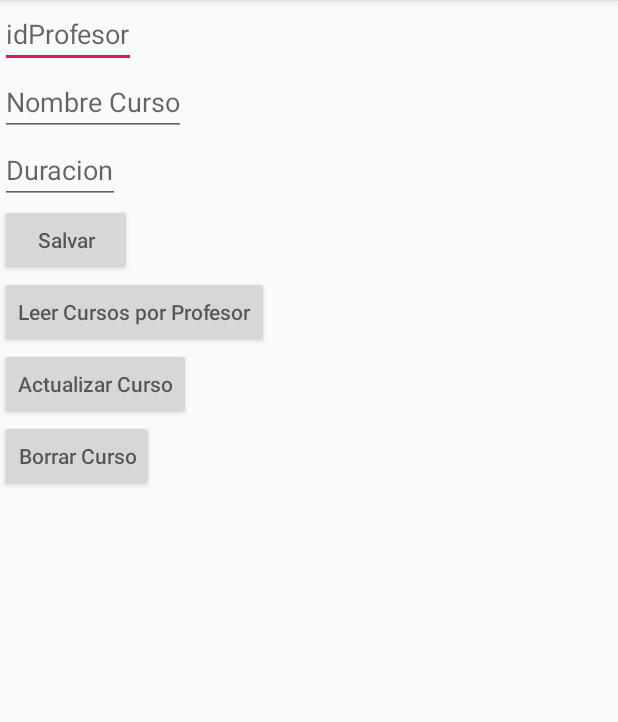
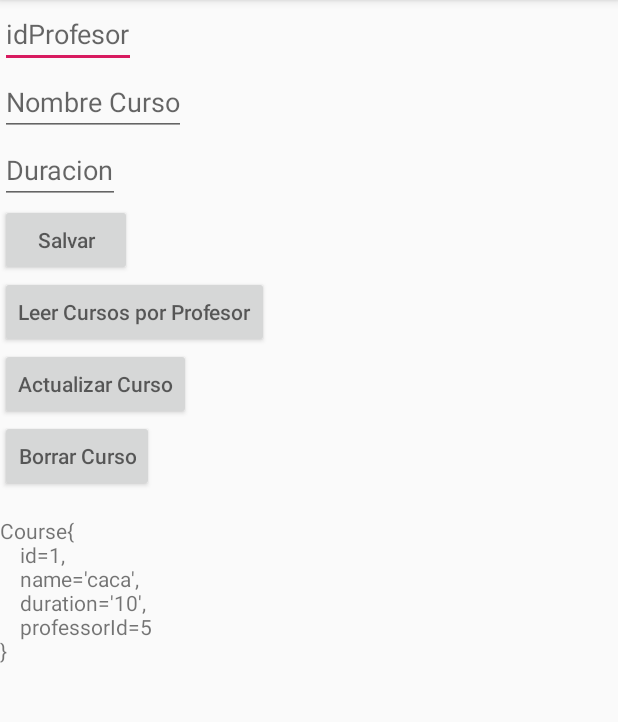
Before and after one commit to RafaelSMartin/RoomUdemy, an Android app: the CourseActivity screen opened directly, with no data from a screen before it, after a tap on an icon or button, on a phone screen of 412 x 824 dp, the part 84-806 px from its top. Run offline under Robolectric (Android 15) with nearby library versions, the phone set to English and light mode, and no system bars; our stand-ins replace Room's generated code.

Commit message:
Last commit

```diff
--- a/app/src/main/java/com/rsmartin/roomudemy/db/entity/Course.java
+++ b/app/src/main/java/com/rsmartin/roomudemy/db/entity/Course.java
@@ -69,4 +69,14 @@ public class Course {
     public void setProfessorId(int professorId) {
         this.professorId = professorId;
     }
+
+    @Override
+    public String toString() {
+        return "\n" + "Course{" + "\n" +
+                "\t" + "id=" + id + "," + "\n" +
+                "\t" + "name='" + name + '\'' + "," + "\n" +
+                "\t" + "duration='" + duration + '\'' + "," + "\n" +
+                "\t" + "professorId=" + professorId + "\n" +
+                '}';
+    }
 }
--- a/app/src/main/java/com/rsmartin/roomudemy/ui/CourseActivity.java
+++ b/app/src/main/java/com/rsmartin/roomudemy/ui/CourseActivity.java
@@ -7,6 +7,7 @@ import android.util.Log;
 import android.view.View;
 import android.widget.Button;
 import android.widget.EditText;
+import android.widget.TextView;
 
 import com.rsmartin.roomudemy.R;
 import com.rsmartin.roomudemy.db.database.AppDB;
@@ -54,9 +55,8 @@ public class CourseActivity extends AppCompatActivity {
             @Override
             public void onClick(View view) {
                 courses = AppDB.getAppDB(getApplicationContext()).courseDAO().findCoursesForProfessor(Integer.parseInt(etIdProfesor.getText().toString()));
-                for(Course course : courses) {
-                    Log.d("TAG", "id: " + course.getId() + " Nombre: " + course.getName() + " Duration: " + course.getDuration() + " IdProfesor: " + course.getProfessorId());
-                }
+
+                showResult(courses);
             }
         });
 
@@ -70,6 +70,8 @@ public class CourseActivity extends AppCompatActivity {
                 course.setProfessorId(5);
 
                 AppDB.getAppDB(getApplicationContext()).courseDAO().updateCourseById(course);
+
+                showResultUnit(course);
             }
         });
 
@@ -83,4 +85,24 @@ public class CourseActivity extends AppCompatActivity {
         });
 
     }
+
+    private void showResultUnit(Course course){
+        TextView tv = findViewById(R.id.result);
+        String aux = "";
+
+        Log.d("TAG", "id: " + course.getId() + " Nombre: " + course.getName() + " Duration: " + course.getDuration() + " IdProfesor: " + course.getProfessorId());
+        aux = course.toString();
+        tv.setText(aux);
+    }
+
+    private void showResult(List<Course> courses){
+        TextView tv = findViewById(R.id.result);
+        String aux = "";
+
+        for(Course course : courses) {
+            Log.d("TAG", "id: " + course.getId() + " Nombre: " + course.getName() + " Duration: " + course.getDuration() + " IdProfesor: " + course.getProfessorId());
+            aux += course.toString();
+            tv.setText(aux);
+        }
+    }
 }
--- a/app/src/main/res/layout/activity_course.xml
+++ b/app/src/main/res/layout/activity_course.xml
@@ -49,4 +49,9 @@
         android:layout_width="wrap_content"
         android:layout_height="wrap_content" />
 
+    <TextView
+        android:id="@+id/result"
+        android:layout_width="wrap_content"
+        android:layout_height="wrap_content" />
+
 </LinearLayout>
--- a/app/src/main/res/layout/activity_languages.xml
+++ b/app/src/main/res/layout/activity_languages.xml
@@ -36,4 +36,10 @@
         android:hint="Borrar Lenguaje"
         android:layout_width="wrap_content"
         android:layout_height="wrap_content" />
+
+    <TextView
+        android:id="@+id/result"
+        android:layout_width="wrap_content"
+        android:layout_height="wrap_content" />
+
 </LinearLayout>
```
Also changed, not shown: app/src/main/java/com/rsmartin/roomudemy/db/entity/Language.java (+8 -0 lines), app/src/main/java/com/rsmartin/roomudemy/db/entity/Professor.java (+4 -4 lines), app/src/main/java/com/rsmartin/roomudemy/ui/LanguagesActivity.java (+26 -3 lines).
